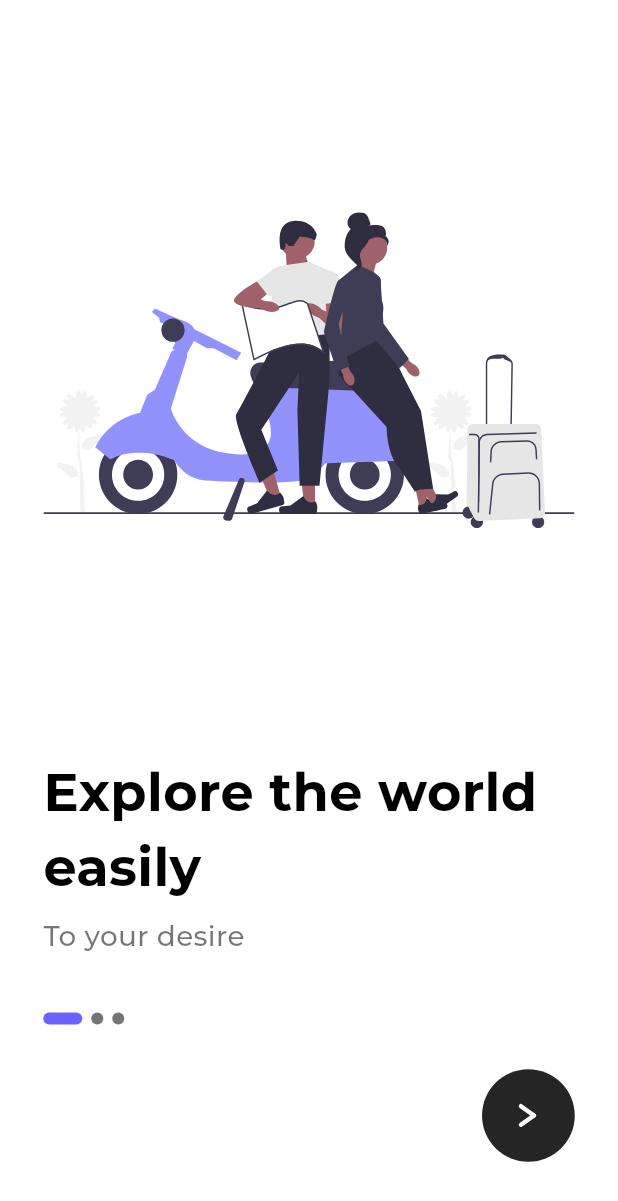
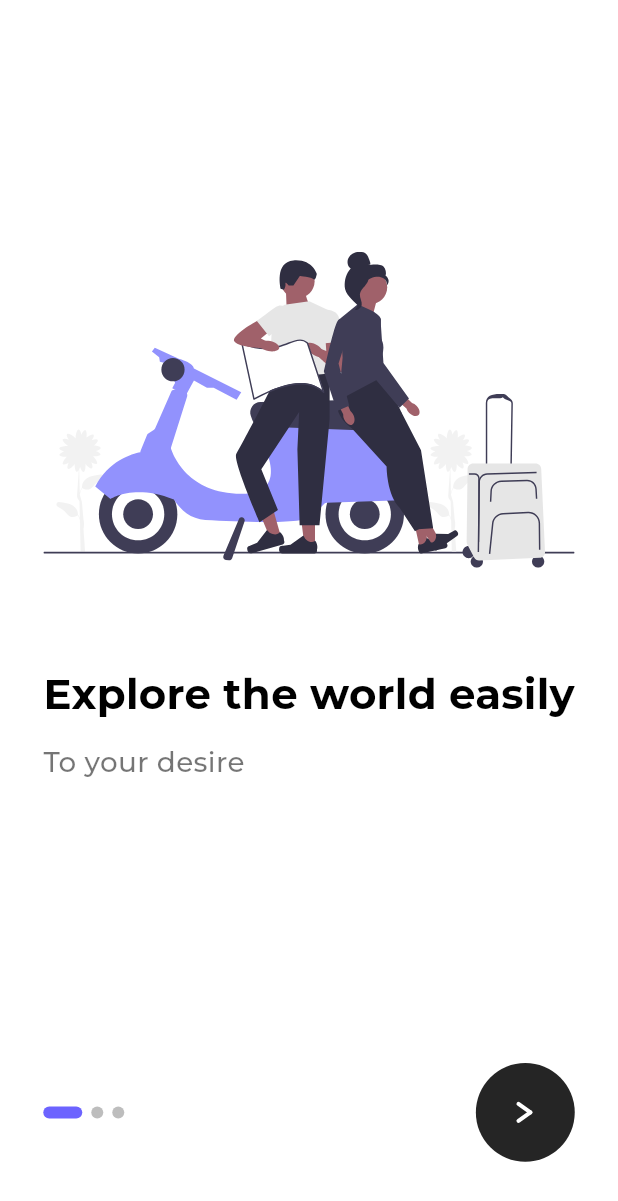
Before and after one commit to nibin-joseph05/aibi-campus-auth-ui, a Flutter app: the screen it shows after launch, on a phone screen of 412 x 824 dp. Shown: the top 1201 px of the screen. Run offline on Flutter 3.47's test engine with Material 3 defaults, Android fonts, the light colour scheme and no system bars; our stand-ins replace device_info_plus, dio, firebase_messaging, flutter_riverpod, flutter_svg, google_fonts and 1 more; accounts and stored records are empty.

Commit message:
slide screen is responsive

```diff
--- a/lib/features/auth/presentation/screens/slide_screens/slide_screens.dart
+++ b/lib/features/auth/presentation/screens/slide_screens/slide_screens.dart
@@ -13,8 +13,10 @@ class SlideScreens extends ConsumerWidget {
   Widget build(BuildContext context, WidgetRef ref) {
     final currentIndex = ref.watch(slideControllerProvider);
     final controller = ref.read(slideControllerProvider.notifier);
+
     final size = MediaQuery.of(context).size;
-    final isSmall = size.height < 700;
+    final height = size.height;
+    final width = size.width;
 
     final slides = [
       {
@@ -37,65 +39,92 @@ class SlideScreens extends ConsumerWidget {
     return Scaffold(
       backgroundColor: Colors.white,
       body: SafeArea(
-        child: Stack(
+        child: Column(
           children: [
-            PageView.builder(
+
+            Expanded(
+              flex: 8,
+              child: Expanded(
+                flex: 8,
+                child: PageView.builder(
                   controller: controller.pageController,
                   itemCount: slides.length,
                   onPageChanged: controller.onPageChanged,
                   itemBuilder: (_, index) {
                     final s = slides[index];
                     return Padding(
-                  padding: EdgeInsets.symmetric(
-                    horizontal: size.width * 0.07,
-                  ),
+                      padding: EdgeInsets.symmetric(horizontal: width * 0.07),
+                      child: LayoutBuilder(
+                        builder: (_, c) {
+                          return SingleChildScrollView(
+                            physics: const BouncingScrollPhysics(),
+                            child: ConstrainedBox(
+                              constraints: BoxConstraints(minHeight: c.maxHeight),
                               child: Column(
+                                mainAxisAlignment: MainAxisAlignment.center,
                                 crossAxisAlignment: CrossAxisAlignment.start,
                                 children: [
-                      SizedBox(height: isSmall ? size.height * 0.05 : size.height * 0.09),
                                   Center(
                                     child: SvgPicture.asset(
                                       s["image"]!,
-                          height: isSmall ? size.height * 0.34 : size.height * 0.42,
+                                      height: height * 0.33,
                                     ),
                                   ),
-                      SizedBox(height: isSmall ? size.height * 0.06 : size.height * 0.10),
-                      Text(
+                                  SizedBox(height: height * 0.04),
+                                  FittedBox(
+                                    fit: BoxFit.scaleDown,
+                                    child: Text(
                                       s["title"]!,
-                        style: AppTextStyles.heading(size.width * 0.085, color: Colors.black),
+                                      style: AppTextStyles.heading(width * 0.085, color: Colors.black),
                                     ),
-                      SizedBox(height: size.height * 0.01),
+                                  ),
+                                  SizedBox(height: height * 0.015),
                                   Text(
                                     s["subtitle"]!,
-                        style: AppTextStyles.body(size.width * 0.045, color: Colors.black54),
+                                    style: AppTextStyles.body(width * 0.045, color: Colors.black54),
                                   ),
-                      SizedBox(height: size.height * 0.045),
-                      _buildIndicators(currentIndex),
                                 ],
+                              ),
                             ),
                           );
                         },
                       ),
+                    );
+                  },
+                ),
+              ),
+
+            ),
 
 
-            Positioned(
-              bottom: size.height * 0.06,
-              right: size.width * 0.07,
-              child: GestureDetector(
+            Expanded(
+              flex: 2,
+              child: Padding(
+                padding: EdgeInsets.symmetric(horizontal: width * 0.07),
+                child: Row(
+                  mainAxisAlignment: MainAxisAlignment.spaceBetween,
+                  children: [
+
+                    _buildIndicators(currentIndex),
+
+
+                    GestureDetector(
                       onTap: () => controller.next(context),
                       child: Container(
-                  width: size.width * 0.15,
-                  height: size.width * 0.15,
+                        width: width * 0.16,
+                        height: width * 0.16,
                         decoration: const BoxDecoration(
                           color: Color(0xFF252525),
                           shape: BoxShape.circle,
                         ),
                         alignment: Alignment.center,
-                  child: ArrowIcon(size: size.width * 0.06),
+                        child: ArrowIcon(size: width * 0.055),
+                      ),
+                    ),
+                  ],
                 ),
               ),
             ),
-
           ],
         ),
       ),
@@ -112,7 +141,7 @@ class SlideScreens extends ConsumerWidget {
           width: index == i ? 26 : 8,
           height: 8,
           decoration: BoxDecoration(
-            color: index == i ? AppColors.primary : Colors.black54,
+            color: index == i ? AppColors.primary : Colors.black26,
             borderRadius: BorderRadius.circular(12),
           ),
         ),
```
Lines whose indentation alone changed are shown as unchanged.
